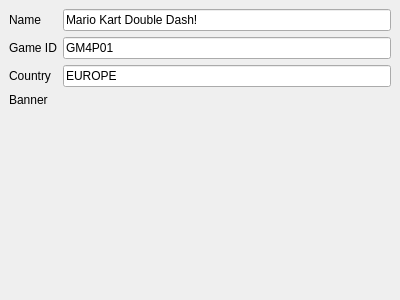
shonumi/gekko-gc-emu, file src/gekko_qt/src/image_info.ui: the form before one commit.
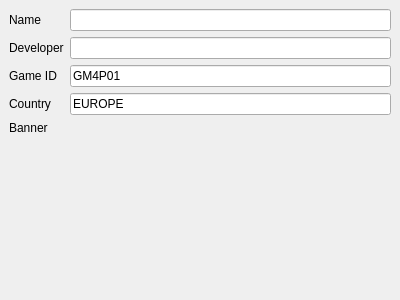
The form after the commit.

Commit message: Image info widget improvements (now shows game name, developer).

Patch:
```diff
--- a/src/gekko_qt/src/image_info.ui
+++ b/src/gekko_qt/src/image_info.ui
@@ -22,21 +22,21 @@
       </property>
      </widget>
     </item>
-    <item row="3" column="0">
+    <item row="4" column="0">
      <widget class="QLabel" name="label_gameid">
       <property name="text">
        <string>Game ID</string>
       </property>
      </widget>
     </item>
-    <item row="4" column="0">
+    <item row="5" column="0">
      <widget class="QLabel" name="label_country">
       <property name="text">
        <string>Country</string>
       </property>
      </widget>
     </item>
-    <item row="6" column="0">
+    <item row="7" column="0">
      <widget class="QLabel" name="label_bannertext">
       <property name="text">
        <string>Banner</string>
@@ -49,14 +49,14 @@
        <bool>true</bool>
       </property>
       <property name="text">
-       <string>Mario Kart Double Dash!</string>
+       <string/>
       </property>
       <property name="readOnly">
        <bool>true</bool>
       </property>
      </widget>
     </item>
-    <item row="3" column="1">
+    <item row="4" column="1">
      <widget class="QLineEdit" name="line_gameid">
       <property name="enabled">
        <bool>true</bool>
@@ -69,7 +69,7 @@
       </property>
      </widget>
     </item>
-    <item row="4" column="1">
+    <item row="5" column="1">
      <widget class="QLineEdit" name="line_country">
       <property name="enabled">
        <bool>true</bool>
@@ -82,7 +82,7 @@
       </property>
      </widget>
     </item>
-    <item row="6" column="1">
+    <item row="7" column="1">
      <widget class="QLabel" name="label_banner">
       <property name="text">
        <string/>
@@ -92,6 +92,20 @@
       </property>
      </widget>
     </item>
+    <item row="3" column="0">
+     <widget class="QLabel" name="label_developer">
+      <property name="text">
+       <string>Developer</string>
+      </property>
+     </widget>
+    </item>
+    <item row="3" column="1">
+     <widget class="QLineEdit" name="line_developer">
+      <property name="readOnly">
+       <bool>true</bool>
+      </property>
+     </widget>
+    </item>
    </layout>
   </widget>
  </widget>
```
The commit also changes 3 other files.
